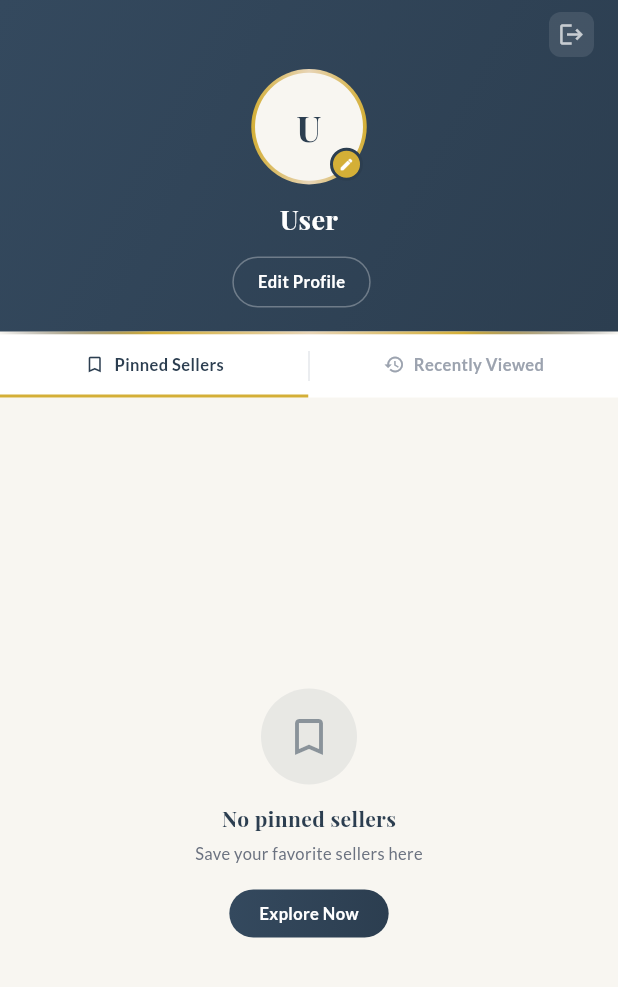
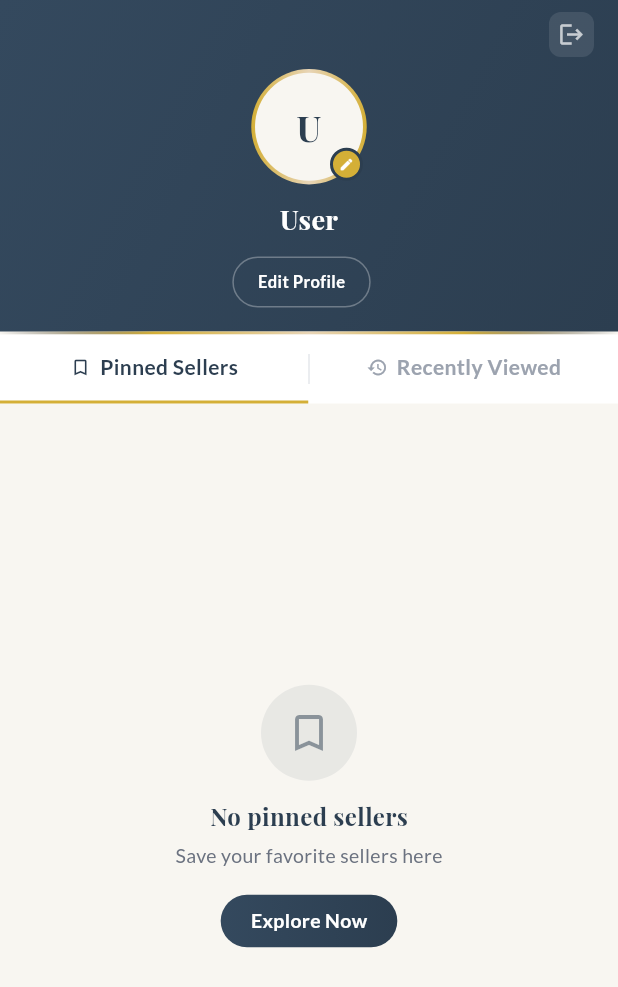
Before and after one commit to CodeWithJainendra/Connectors, a Flutter app: the ProfileScreen screen opened directly, on a phone screen of 412 x 824 dp. Shown: the top 987 px of the screen. Run offline on Flutter 3.47's test engine with Material 3 defaults, Android fonts, the phone set to English and light mode, and no system bars; our stand-ins replace country_picker, flutter_map, geocoding, geolocator, google_fonts, image_picker and 3 more; accounts and stored records are empty; network calls fail.

Commit message:
text size and colour fixed

```diff
--- a/lib/screens/profile_screen.dart
+++ b/lib/screens/profile_screen.dart
@@ -409,7 +409,7 @@ class _ProfileScreenState extends State<ProfileScreen> {
                           Text(
                             'Pinned Sellers',
                             style: GoogleFonts.lato(
-                              fontSize: 11,
+                              fontSize: 14,
                               fontWeight: FontWeight.w700,
                               color: _tabIndex == 0 ? const Color(0xFF2C3E50) : const Color(0xFF9CA3AF),
                             ),
@@ -452,7 +452,7 @@ class _ProfileScreenState extends State<ProfileScreen> {
                           Text(
                             'Recently Viewed',
                             style: GoogleFonts.lato(
-                              fontSize: 11,
+                              fontSize: 14,
                               fontWeight: FontWeight.w700,
                               color: _tabIndex == 1 ? const Color(0xFF2C3E50) : const Color(0xFF9CA3AF),
                             ),
@@ -495,7 +495,7 @@ class _ProfileScreenState extends State<ProfileScreen> {
                             Text(
                               _tabIndex == 0 ? 'No pinned sellers' : 'No recent views',
                               style: GoogleFonts.playfairDisplay(
-                                fontSize: 14,
+                                fontSize: 16,
                                 fontWeight: FontWeight.w700,
                                 color: const Color(0xFF2C3E50),
                               ),
@@ -506,7 +506,7 @@ class _ProfileScreenState extends State<ProfileScreen> {
                                   ? 'Save your favorite sellers here'
                                   : 'Start exploring to see history',
                               style: GoogleFonts.lato(
-                                fontSize: 11,
+                                fontSize: 13,
                                 color: const Color(0xFF6B7280),
                               ),
                             ),
@@ -531,7 +531,7 @@ class _ProfileScreenState extends State<ProfileScreen> {
                                 child: Text(
                                   'Explore Now',
                                   style: GoogleFonts.lato(
-                                    fontSize: 11,
+                                    fontSize: 13,
                                     fontWeight: FontWeight.w700,
                                     color: Colors.white,
                                   ),
```
Also changed, not shown: lib/screens/home_screen.dart (+27 -23 lines).
